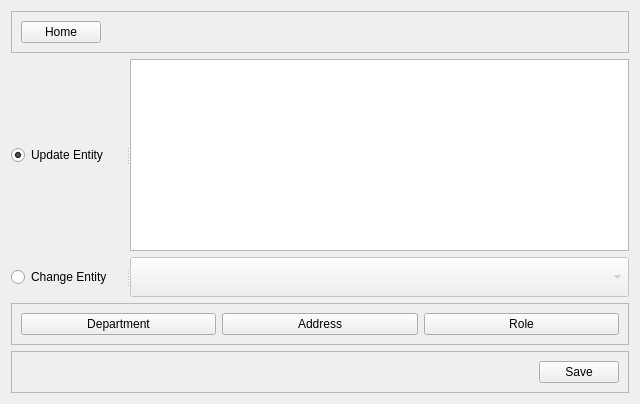
Old version of the form admin_client/client_gui/app/UserLookup/forms/viewForm.ui in the repository deskos-xp/SaffronServer.
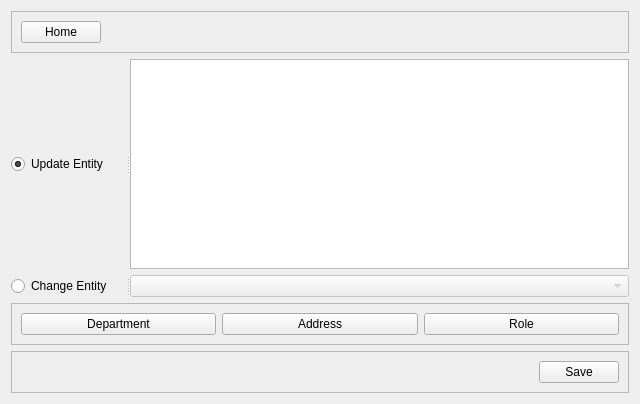
New version of the form.

```diff
--- a/admin_client/client_gui/app/UserLookup/forms/viewForm.ui
+++ b/admin_client/client_gui/app/UserLookup/forms/viewForm.ui
@@ -48,6 +48,12 @@
    </item>
    <item row="1" column="0">
     <widget class="QSplitter" name="splitter_2">
+     <property name="sizePolicy">
+      <sizepolicy hsizetype="Expanding" vsizetype="Expanding">
+       <horstretch>0</horstretch>
+       <verstretch>0</verstretch>
+      </sizepolicy>
+     </property>
      <property name="orientation">
       <enum>Qt::Horizontal</enum>
      </property>
@@ -77,6 +83,12 @@
       <enum>Qt::Horizontal</enum>
      </property>
      <widget class="QRadioButton" name="changeModel">
+      <property name="sizePolicy">
+       <sizepolicy hsizetype="Minimum" vsizetype="MinimumExpanding">
+        <horstretch>0</horstretch>
+        <verstretch>0</verstretch>
+       </sizepolicy>
+      </property>
       <property name="maximumSize">
        <size>
         <width>115</width>
@@ -94,6 +106,12 @@
       <property name="enabled">
        <bool>false</bool>
       </property>
+      <property name="sizePolicy">
+       <sizepolicy hsizetype="Preferred" vsizetype="MinimumExpanding">
+        <horstretch>0</horstretch>
+        <verstretch>0</verstretch>
+       </sizepolicy>
+      </property>
      </widget>
     </widget>
    </item>
```
Left out of the diff: 12 changed lines with no effect on the pictures.
